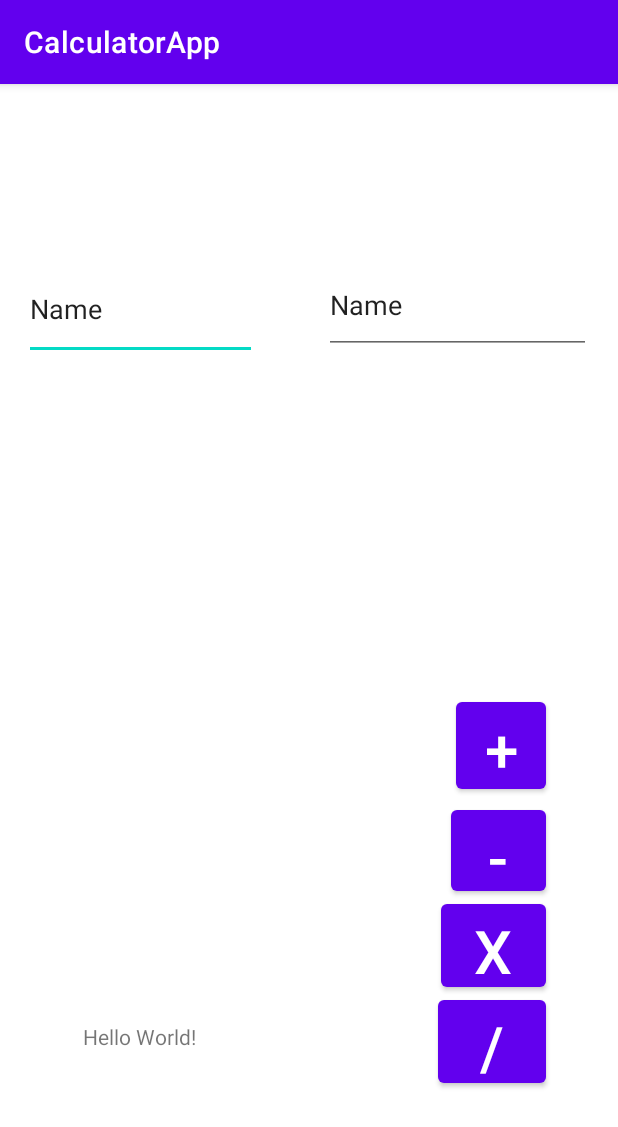
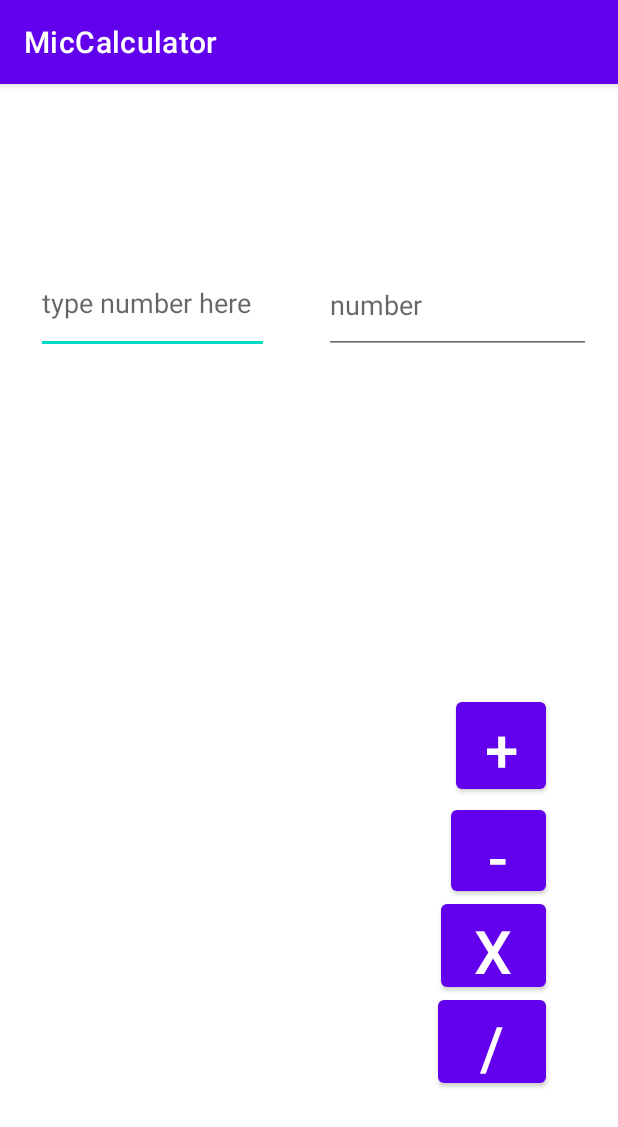
Before and after one commit to MaxMclenonn477/CalculatorApp, an Android app: the screen it shows after launch (MainActivity), on a phone screen of 412 x 824 dp. Shown: the top 1127 px of the screen. Run offline under Robolectric (Android 15) with nearby library versions, the phone set to English and light mode, and no system bars.

Commit message:
small up date

```diff
--- a/app/src/main/AndroidManifest.xml
+++ b/app/src/main/AndroidManifest.xml
@@ -14,6 +14,9 @@
         android:theme="@style/Theme.CalculatorApp"
         tools:targetApi="31">
         <activity
+            android:name=".SecondActivity"
+            android:exported="false" />
+        <activity
             android:name=".MainActivity"
             android:exported="true">
             <intent-filter>
--- /dev/null
+++ b/app/src/main/java/com/example/calculatorapp/SecoundActivity.java
@@ -0,0 +1,6 @@
+package com.example.calculatorapp;
+
+import android.app.Activity;
+
+public class SecoundActivity extends Activity {
+}
--- a/app/src/main/res/layout/activity_main.xml
+++ b/app/src/main/res/layout/activity_main.xml
@@ -6,38 +6,29 @@
     android:layout_height="match_parent"
     tools:context=".MainActivity">
 
-    <TextView
-        android:layout_width="wrap_content"
-        android:layout_height="wrap_content"
-        android:text="Hello World!"
-        app:layout_constraintBottom_toBottomOf="parent"
-        app:layout_constraintEnd_toEndOf="parent"
-        app:layout_constraintHorizontal_bias="0.164"
-        app:layout_constraintStart_toStartOf="parent"
-        app:layout_constraintTop_toTopOf="parent"
-        app:layout_constraintVertical_bias="0.835" />
-
     <EditText
-        android:id="@+id/editTextTextPersonName"
+        android:id="@+id/intOne"
         android:layout_width="155dp"
         android:layout_height="68dp"
-        android:layout_marginStart="16dp"
-        android:layout_marginBottom="584dp"
+        android:layout_marginStart="24dp"
+        android:layout_marginBottom="588dp"
         android:ems="10"
         android:inputType="textPersonName"
-        android:text="Name"
+        android:hint="type number here"
+        android:text=""
         app:layout_constraintBottom_toBottomOf="parent"
         app:layout_constraintStart_toStartOf="parent" />
 
     <EditText
-        android:id="@+id/editTextTextPersonName2"
+        android:id="@+id/intTwo"
         android:layout_width="178dp"
         android:layout_height="65dp"
         android:layout_marginStart="216dp"
         android:layout_marginBottom="588dp"
         android:ems="10"
         android:inputType="textPersonName"
-        android:text="Name"
+        android:hint="number"
+        android:text=""
         app:layout_constraintBottom_toBottomOf="parent"
         app:layout_constraintStart_toStartOf="parent" />
 
@@ -48,7 +39,7 @@
         android:layout_marginEnd="48dp"
         android:layout_marginBottom="292dp"
         android:text="+"
-        android:textSize="40dp"
+        android:textSize="40sp"
         app:layout_constraintBottom_toBottomOf="parent"
         app:layout_constraintEnd_toEndOf="parent" />
 
@@ -59,7 +50,7 @@
         android:layout_marginEnd="48dp"
         android:layout_marginBottom="96dp"
         android:text="/"
-        android:textSize="40dp"
+        android:textSize="40sp"
         app:layout_constraintBottom_toBottomOf="parent"
         app:layout_constraintEnd_toEndOf="parent" />
 
@@ -70,7 +61,7 @@
         android:layout_marginEnd="48dp"
         android:layout_marginBottom="160dp"
         android:text="x"
-        android:textSize="40dp"
+        android:textSize="40sp"
         app:layout_constraintBottom_toBottomOf="parent"
         app:layout_constraintEnd_toEndOf="parent" />
 
@@ -81,7 +72,7 @@
         android:layout_marginEnd="48dp"
         android:layout_marginBottom="224dp"
         android:text="-"
-        android:textSize="40dp"
+        android:textSize="40sp"
         app:layout_constraintBottom_toBottomOf="parent"
         app:layout_constraintEnd_toEndOf="parent" />
 
--- a/app/src/main/res/values/strings.xml
+++ b/app/src/main/res/values/strings.xml
@@ -1,4 +1,4 @@
 <resources>
-    <string name="app_name">CalculatorApp</string>
+    <string name="app_name">MicCalculator</string>
     <string name="a_answer">Answer appears here</string>
 </resources>
```
Also changed, not shown: app/src/main/java/com/example/calculatorapp/MainActivity.java (+19 -0 lines), app/src/main/java/com/example/calculatorapp/SecondActivity.java (added, +14 -0 lines).
